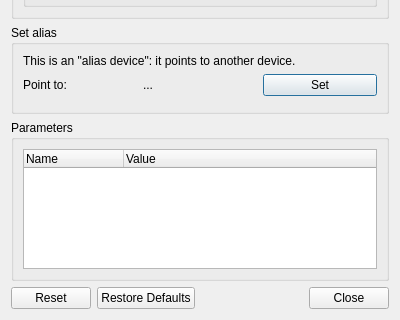
The window that nicos_ess/gui/panels/ui_files/devices_one.ui (ess-dmsc/nicos) describes before a commit, drawn with Qt 5; both pictures show x 0 to 400 and y 263 to 583 of the 400 by 583 pixel window.
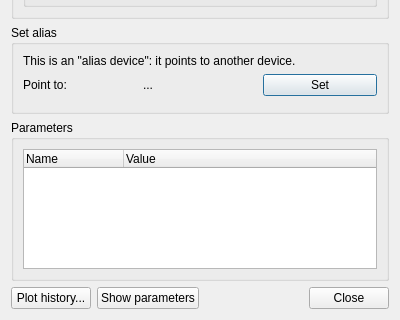
The same window after the commit. Icons and pictures are not drawn. Custom widgets are drawn as their Qt base class.

Commit message: removed from main device panel

The edit to the form file:
```diff
--- a/nicos_ess/gui/panels/ui_files/devices_one.ui
+++ b/nicos_ess/gui/panels/ui_files/devices_one.ui
@@ -382,14 +382,42 @@
     </widget>
    </item>
    <item>
-    <widget class="QDialogButtonBox" name="buttonBox">
-     <property name="orientation">
-      <enum>Qt::Horizontal</enum>
-     </property>
-     <property name="standardButtons">
-      <set>QDialogButtonBox::Close|QDialogButtonBox::Reset|QDialogButtonBox::RestoreDefaults</set>
-     </property>
-    </widget>
+    <layout class="QHBoxLayout" name="horizontalLayout_3">
+     <item>
+      <widget class="QPushButton" name="btn_history">
+       <property name="text">
+        <string>Plot history...</string>
+       </property>
+      </widget>
+     </item>
+     <item>
+      <widget class="QPushButton" name="btn_settings">
+       <property name="text">
+	<string>Show parameters</string>
+       </property>
+      </widget>
+     </item>
+     <item>
+      <spacer name="horizontalSpacer">
+       <property name="orientation">
+        <enum>Qt::Horizontal</enum>
+       </property>
+       <property name="sizeHint" stdset="0">
+        <size>
+         <width>40</width>
+         <height>20</height>
+        </size>
+       </property>
+      </spacer>
+     </item>
+     <item>
+      <widget class="QPushButton" name="btn_close">
+       <property name="text">
+        <string>Close</string>
+       </property>
+      </widget>
+     </item>
+    </layout>
    </item>
   </layout>
   <action name="actionSetLimits">
```
Left out of the diff: 24 changed lines with no effect on the pictures. The commit also changes 1 other file.
